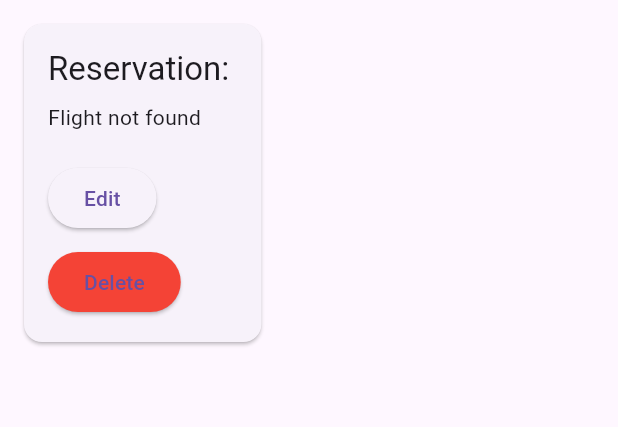
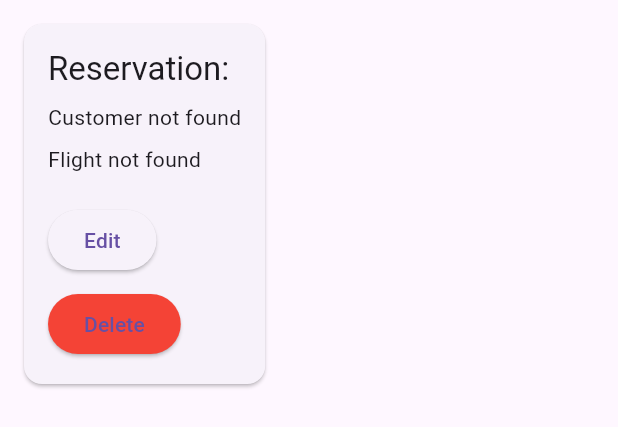
Before and after one commit to ideniska/CST2335_Final_Project, a Flutter app: the ReservationDetail widget shown alone on an empty page, opened directly with empty values, on a phone screen of 412 x 824 dp. Shown: the top 427 px of the screen. Run offline on Flutter 3.47's test engine with Material 3 defaults, Android fonts, the phone set to English and light mode, and no system bars; our stand-ins replace shared_preferences, sqflite; missing offline and left inert: encrypted_shared_preferences; accounts and stored records are empty.

Commit message:
Added customer name to details.

```diff
--- a/lib/screens/reservation_list_screen.dart
+++ b/lib/screens/reservation_list_screen.dart
@@ -194,6 +194,22 @@ class ReservationDetail extends StatelessWidget {
                 style: Theme.of(context).textTheme.headline6,
               ),
               SizedBox(height: 8.0),
+              FutureBuilder<Customer?>(
+                future: customerProvider.getCustomerById(reservation.customerId),
+                builder: (context, snapshot) {
+                  if (snapshot.connectionState == ConnectionState.waiting) {
+                    return Text('Loading customer...');
+                  } else if (snapshot.hasError) {
+                    return Text('Error loading customer');
+                  } else if (!snapshot.hasData) {
+                    return Text('Customer not found');
+                  } else {
+                    final customer = snapshot.data!;
+                    return Text('${localizations.translate('customerName') ?? 'Customer Name'}: ${customer.fullName ?? 'Unknown'}');
+                  }
+                },
+              ),
+              SizedBox(height: 8.0),
               FutureBuilder<Flight?>(
                 future: flightProvider.getFlightById(reservation.flightId),
                 builder: (context, snapshot) {
@@ -273,5 +289,6 @@ class ReservationDetail extends StatelessWidget {
         ),
       ),
     );
+
   }
 }
```
